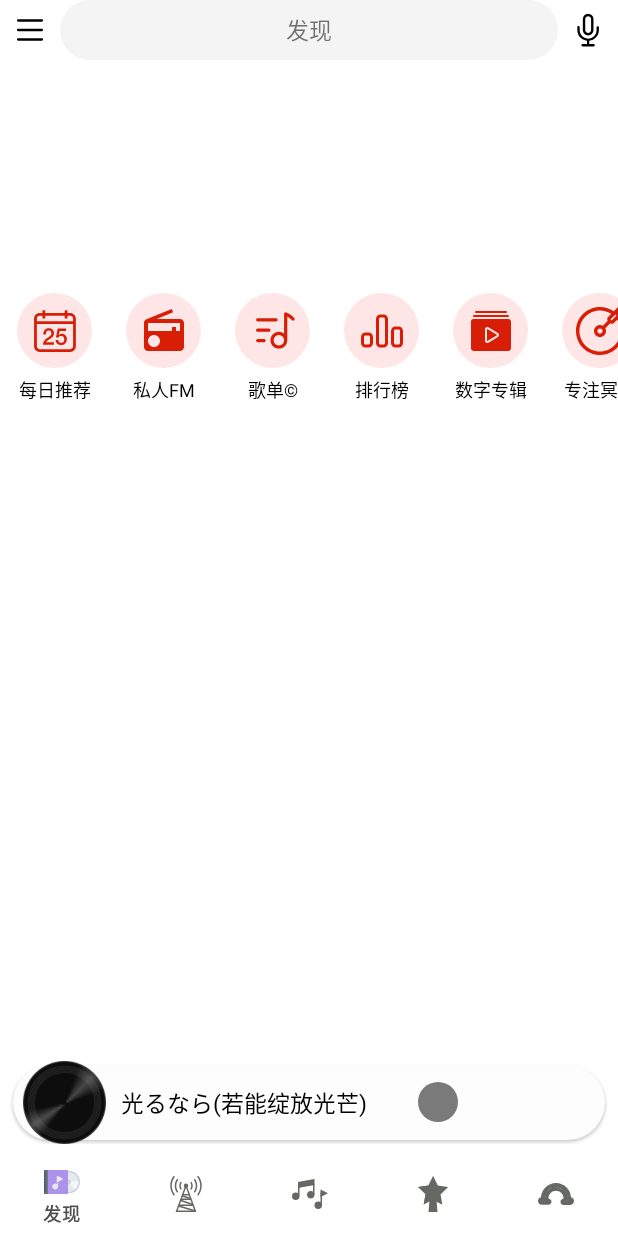
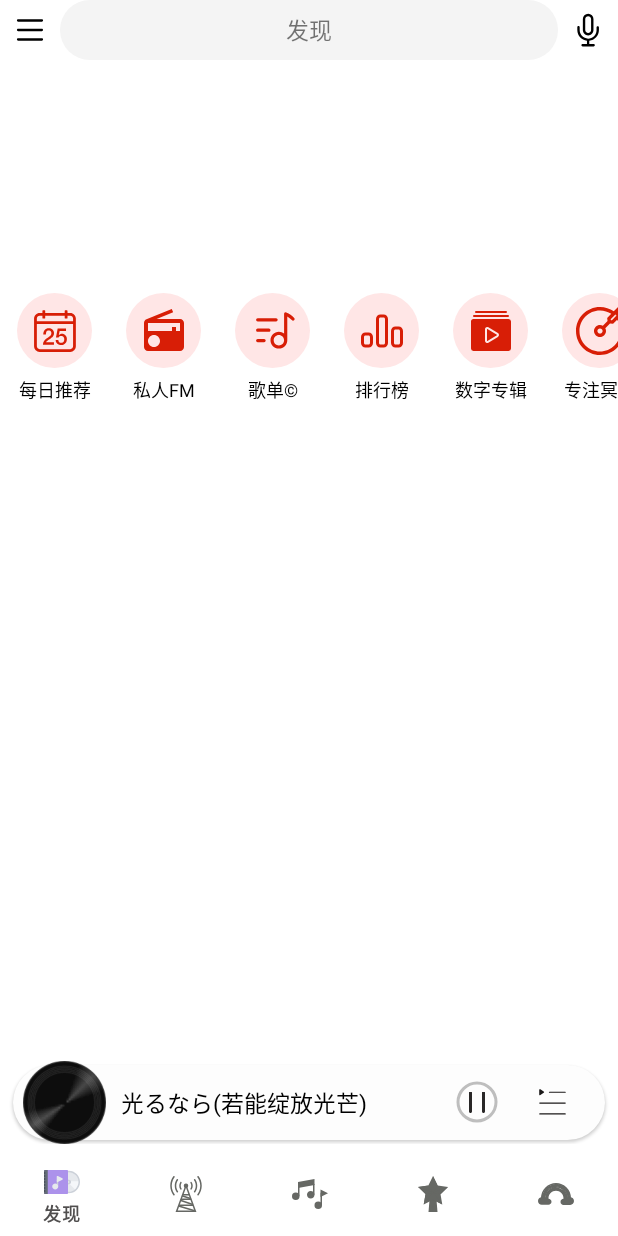
Before and after one commit to phcbest/KotlinNetEasyMusic, an Android app: the screen it shows after launch (MainActivity), on a phone screen of 412 x 824 dp. Run offline under Robolectric (Android 15) with nearby library versions, the light colour scheme and no system bars; our stand-ins replace RxJava; network calls fail.

Commit message:
编写带进度条的播放按钮

```diff
--- a/app/src/main/java/org/phcbest/neteasymusic/MainActivity.kt
+++ b/app/src/main/java/org/phcbest/neteasymusic/MainActivity.kt
@@ -10,6 +10,7 @@ import androidx.viewbinding.ViewBinding
 import org.phcbest.neteasymusic.base.BaseActivity
 import org.phcbest.neteasymusic.databinding.ActivityMainBinding
 import org.phcbest.neteasymusic.ui.*
+import org.phcbest.neteasymusic.ui.widget.playBar.CustomPlayBar
 
 private const val TAG = "MainActivity"
 
@@ -37,7 +38,8 @@ class MainActivity : BaseActivity() {
         mineFragment = MineFragment.newInstance()
         followFragment = FollowFragment.newInstance()
         cloudVillageFragment = CloudVillageFragment.newInstance()
-
+        //执行playbar初始化
+        CustomPlayBar.newInstance().initView(binding.root).setData()
     }
 
     override fun initEvent() {
--- /dev/null
+++ b/app/src/main/java/org/phcbest/neteasymusic/ui/widget/playBar/CustomPlayBar.kt
@@ -0,0 +1,30 @@
+package org.phcbest.neteasymusic.ui.widget.playBar
+
+import android.view.LayoutInflater
+import android.view.View
+import org.phcbest.neteasymusic.databinding.CustomPlayBarBinding
+
+class CustomPlayBar {
+
+    companion object {
+        fun newInstance(): CustomPlayBar {
+            return CustomPlayBar()
+        }
+    }
+
+    private var mBind: CustomPlayBarBinding? = null
+
+    fun initView(view: View): CustomPlayBar {
+        mBind = CustomPlayBarBinding.inflate(LayoutInflater.from(view.context))
+        return this
+    }
+
+    fun SwitchView(view: View) {
+        mBind = CustomPlayBarBinding.inflate(LayoutInflater.from(view.context))
+    }
+
+    fun setData() {
+        mBind!!.tvPlayBarName.text = "四月是你的谎言"
+    }
+
+}
--- a/app/src/main/java/org/phcbest/neteasymusic/ui/widget/playBar/PlayBarProgressButton.kt
+++ b/app/src/main/java/org/phcbest/neteasymusic/ui/widget/playBar/PlayBarProgressButton.kt
@@ -3,186 +3,136 @@ package org.phcbest.neteasymusic.ui.widget.playBar
 import android.content.Context
 import android.graphics.*
 import android.util.AttributeSet
+import android.util.Log
 import android.view.View
 import androidx.annotation.FloatRange
-import androidx.core.content.ContextCompat
+import androidx.annotation.IntRange
+import androidx.core.graphics.drawable.toBitmap
 import org.phcbest.neteasymusic.R
+import kotlin.math.log
 
 
-class PlayBarProgressButton(context: Context, attributeSet: AttributeSet) :
-    View(context, attributeSet) {
+private const val TAG = "PlayBarProgressButton"
 
-    private var mContext: Context = context
+class PlayBarProgressButton : View {
+    private var mContext: Context? = null
 
-    private val DEFAULT_SIZE: Int = 40
-    private val HALF = 0.5f
-    private val ONE_TENTH = 0.1f
-    private val DEFAULT_START_ANGLE = -90f
-    private var defaultSize = 0
-    private var mWidth = 0
-    private var mHeight = 0
-    private var mBgPaint: Paint? = null
-    private var mProgressPaint: Paint? = null
+    private var mCirclePaint: Paint = Paint()
+    private var mProgressPaint: Paint = Paint()
 
-    // 背景颜色和进度条颜色
-    private var mBgColor = 0
-    private var mProgressColor = 0
 
-    // 背景圆
-    private var radius = 0
-    private var circlePoint = 0
-
-    // 播放暂停按钮
+    private var mBmRect: Rect = Rect()
+    private var mBm: Bitmap? = null
     private var mPlayBm: Bitmap? = null
     private var mPauseBm: Bitmap? = null
-    private var mBitmap: Bitmap? = null
-    private var mDstRect: Rect? = null
-    private var mBmOffset = 0
 
-    // 进度条
-    private var mProgressRectF: RectF? = null
-    private var mProgressWidth = 0
+    private var mSweepAngle: Float = 0F
 
-    // 进度条开始结束角度
-    private var mStartAngle = 0f
-    private var mSweepAngle = 0f
+    constructor(context: Context) : this(context, null)
 
-    init {
+    constructor(context: Context, attributeSet: AttributeSet?) : this(context, attributeSet, 0)
+
+    constructor(context: Context, attributeSet: AttributeSet?, defStyleAttr: Int) : super(
+        context,
+        attributeSet,
+        defStyleAttr
+    ) {
+        this.mContext = context
         init()
     }
 
-
     private fun init() {
-        //计算默认sizi
-        defaultSize = dp2px(DEFAULT_SIZE.toFloat())
-        //计算进度条宽度
-        mProgressWidth = (defaultSize * ONE_TENTH).toInt()
-        //计算圆形的半径
-        radius = (defaultSize * HALF - mProgressWidth * HALF).toInt()
-        circlePoint = (defaultSize * HALF).toInt()
-
-        mBgColor = ContextCompat.getColor(mContext!!, R.color.progress_bg_color)
-        mProgressColor = ContextCompat.getColor(mContext!!, R.color.progress_color)
-
-        //暂停和播放按钮的绘制区域
-        mBmOffset = (defaultSize * HALF * HALF).toInt()
-        mDstRect = Rect(mBmOffset, mBmOffset, defaultSize - mBmOffset, defaultSize - mBmOffset)
-        mPlayBm = BitmapFactory.decodeResource(mContext!!.resources, R.drawable.ic_play_bar_play)
-        mPauseBm = BitmapFactory.decodeResource(mContext!!.resources, R.drawable.ic_play_bar_pause)
-        //设置默认状态为暂停
-        mBitmap = mPlayBm
-
-        mBgPaint = Paint()
-        mBgPaint?.isAntiAlias = true
-        mBgPaint?.color = mBgColor
-
-        mProgressPaint = Paint()
-        mProgressPaint?.isAntiAlias = true
-        mProgressPaint?.color = mProgressColor
-        mProgressPaint?.strokeWidth = mProgressWidth.toFloat()
-        mProgressPaint?.style = Paint.Style.STROKE
-
-        //进度条绘制
-        RectF(0F, 0F, defaultSize.toFloat(), defaultSize.toFloat()).also { mProgressRectF = it }
-        //起始角度
-        this.mStartAngle = DEFAULT_START_ANGLE
+        //设置圆形画笔
+        mCirclePaint.isAntiAlias = true
+        mCirclePaint.color = Color.parseColor("#88888888")
+        mCirclePaint.style = Paint.Style.STROKE
+        mCirclePaint.strokeWidth = 3f
+        //设置进度弧形画笔
+        mProgressPaint.isAntiAlias = true //抗锯齿
+        mProgressPaint.color = Color.parseColor("#000000")
+        mProgressPaint.style = Paint.Style.STROKE
+        mProgressPaint.strokeWidth = 4f
+        //初始化bitmap,设置默认状态为暂停
+        mPlayBm = resources.getDrawable(R.drawable.ic_play_bar_play, null).toBitmap()
+        mPauseBm = resources.getDrawable(R.drawable.ic_play_bar_pause, null).toBitmap()
+        pause()
     }
 
-    override fun onSizeChanged(w: Int, h: Int, oldw: Int, oldh: Int) {
-        super.onSizeChanged(w, h, oldw, oldh)
-        this.mWidth = w
-        this.mHeight = h
-        if (height > 0) {
-            //修改进度条的宽度
-            mProgressWidth = (mWidth * ONE_TENTH).toInt()
-            mProgressPaint?.strokeWidth = mProgressWidth.toFloat()
-            //修改背景圆的半径
-            radius = (mWidth * HALF - mProgressWidth * HALF).toInt()
-            //修改圆心
-            circlePoint = (mWidth * HALF).toInt()
-            //暂停、播放按钮的绘制区域
-            mBmOffset = (mWidth * HALF * HALF).toInt()
-            mDstRect = Rect(mBmOffset, mBmOffset, mWidth - mBmOffset, mWidth - mBmOffset)
-            val size = mWidth - mProgressWidth * HALF
-            //进度条
-            mProgressRectF = RectF(mProgressWidth * HALF, mProgressWidth * HALF, size, size)
-        }
-    }
 
     override fun onMeasure(widthMeasureSpec: Int, heightMeasureSpec: Int) {
         super.onMeasure(widthMeasureSpec, heightMeasureSpec)
-        /**
-         * 此方法必须由 onMeasure(int, int) 调用以存储测量的宽度和测量的高度。否则将在测量时触发异常。
-         */
-        setMeasuredDimension(getSize(widthMeasureSpec), getSize(heightMeasureSpec))
+        val size = MeasureSpec.getSize(widthMeasureSpec)
+        Log.i(TAG, "onMeasure: $size")
+        //描述一个矩形位置
     }
 
-    private fun getSize(measureSpec: Int): Int {
-        var result = 0
-        val mode = MeasureSpec.getMode(measureSpec)
-        val size = MeasureSpec.getSize(measureSpec)
-        if (mode == MeasureSpec.EXACTLY) {
-            //确切大小并将给到的尺寸给view
-            result = size
-        } else if (mode == MeasureSpec.AT_MOST) {
-            //默认为40dp，这里结合父控件给子控件留的大小，采用最小值
-            result = Math.min(defaultSize, size)
-        } else {
-            result = defaultSize
-        }
-        return result
-    }
 
     override fun onDraw(canvas: Canvas) {
         super.onDraw(canvas)
-        //绘制背景圆
+        val widthHalf = (width / 2).toFloat()
+        val heightHalf = (height / 2).toFloat()
+        val radius = (width.coerceAtMost(height) / 2) - 3.toFloat()//因为画笔自带3f厚度,需要减掉
+        Log.i(TAG, "onDraw: $widthHalf,$heightHalf,$radius")
+        //绘制圆圈
         canvas.drawCircle(
-            circlePoint.toFloat(),
-            circlePoint.toFloat(),
-            radius.toFloat(),
-            mBgPaint!!
+            widthHalf,
+            heightHalf,
+            radius,
+            mCirclePaint
         )
-        //绘制播放暂停按钮
-        canvas.drawBitmap(mBitmap!!, null, mDstRect!!, mBgPaint)
-        //绘制进度条
-        canvas.drawArc(mProgressRectF!!, mStartAngle, mSweepAngle, false, mProgressPaint!!)
+
+        //绘制进度弧形,计算矩形大小使用公式(宽度)
+        canvas.drawArc(
+            widthHalf - radius,
+            heightHalf - radius,
+            width - (widthHalf - radius),
+            height - (heightHalf - radius),
+            -90F,
+            mSweepAngle,
+            false,
+            mProgressPaint
+        )
+        //绘制状态按钮,需要矩形和view的2/3大
+        mBmRect.set(
+            (widthHalf / 2).toInt() - 10,
+            (heightHalf / 2).toInt() - 10,
+            (widthHalf + widthHalf / 2).toInt() + 10,
+            (heightHalf + heightHalf / 2).toInt() + 10
+        )
+        canvas.drawBitmap(mBm!!, null, mBmRect, null)
     }
 
     /**
-     * 刷新暂停ui
+     * 播放
      */
-    fun pause() {
-        mBitmap = mPlayBm
+    fun play() {
+        mBm = mPlayBm
         invalidate()
     }
 
     /**
-     * @param startAngle 开始角度
-     * @param sweepAngle 扫过角度
+     * 暂停
      */
-    fun updateProgress(
-        @FloatRange(from = -360.0, to = 360.0) startAngle: Float,
-        @FloatRange(from = 0.0, to = 360.0) sweepAngle: Float
-    ) {
-        mStartAngle = startAngle
-        mSweepAngle = sweepAngle
+    fun pause() {
+        mBm = mPauseBm
         invalidate()
     }
 
     /**
-     * 更新进度.
-     *
-     * @param sweepAngle 扫过角度
+     * 进度更新
      */
-    fun updateProgress(@FloatRange(from = 0.0, to = 360.0) sweepAngle: Float) {
-        mSweepAngle = sweepAngle
+    fun updateProgress(@IntRange(from = 0, to = 100) progress: Int) {
+        this.mSweepAngle = (3.6 * progress).toFloat()
+        Log.i(TAG, "updateProgress: ${(3.6 * progress).toFloat()}")
         invalidate()
     }
 
     /**
      * dp转换为px
      */
-    private fun dp2px(dp: Float): Int {
+    private
+
+    fun dp2px(dp: Float): Int {
         val density = mContext!!.resources.displayMetrics.density
         return (dp * density + 0.5f).toInt()
     }
--- a/app/src/main/res/drawable/ic_play_bar_pause.xml
+++ b/app/src/main/res/drawable/ic_play_bar_pause.xml
@@ -6,7 +6,7 @@
 
     <group>
         <path
-            android:fillColor="#1B1919"
+            android:fillColor="#292727"
             android:pathData="M352 768c-17.664 0-32-14.304-32-32L320 288c0-17.664 14.336-32 32-32s32 14.336 32 32l0 448C384 753.696 369.664 768 352 768zM672 768c-17.696 0-32-14.304-32-32L640 288c0-17.664 14.304-32 32-32s32 14.336 32 32l0 448C704 753.696 689.696 768 672 768z" />
     </group>
 
--- a/app/src/main/res/drawable/ic_play_bar_play.xml
+++ b/app/src/main/res/drawable/ic_play_bar_play.xml
@@ -6,7 +6,7 @@
 
     <group>
         <path
-            android:fillColor="#1B1919"
+            android:fillColor="#292727"
             android:pathData="M817.088 484.96l-512-323.744C295.232 154.976 282.752 154.592 272.576 160.224 262.336 165.856 256 176.608 256 188.256l0 647.328c0 11.648 6.336 22.4 16.576 28.032 4.8 2.656 10.112 3.968 15.424 3.968 5.952 0 11.904-1.664 17.088-4.928l512-323.616C826.368 533.184 832 522.976 832 512 832 501.024 826.368 490.816 817.088 484.96z" />
     </group>
 
--- a/app/src/main/res/layout/custom_play_bar.xml
+++ b/app/src/main/res/layout/custom_play_bar.xml
@@ -16,13 +16,13 @@
         android:background="@drawable/cd_bg"
         android:elevation="11dp"
         android:scaleType="center"
-        app:layout_constraintBottom_toBottomOf="@+id/cv_play_bar"
+        app:layout_constraintBottom_toBottomOf="@+id/bg_play_bar"
         app:layout_constraintStart_toStartOf="parent"
-        app:layout_constraintTop_toTopOf="@id/cv_play_bar" />
+        app:layout_constraintTop_toTopOf="@id/bg_play_bar" />
 
 
     <View
-        android:id="@+id/cv_play_bar"
+        android:id="@+id/bg_play_bar"
         android:layout_width="match_parent"
         android:layout_height="50dp"
         android:layout_marginStart="3dp"
@@ -38,38 +38,44 @@
 
     <TextView
         android:id="@+id/tv_play_bar_name"
-        android:layout_width="wrap_content"
+        android:layout_width="0dp"
         android:layout_height="wrap_content"
         android:layout_marginStart="10dp"
         android:layout_marginEnd="10dp"
         android:elevation="2dp"
+        android:maxLines="1"
         android:text="光るなら(若能绽放光芒)"
         android:textColor="@color/black"
         android:textSize="15sp"
-        app:layout_constraintBottom_toBottomOf="@id/cv_play_bar"
+        app:layout_constraintBottom_toBottomOf="@id/bg_play_bar"
+        app:layout_constraintEnd_toStartOf="@id/btn_play_bar_play"
         app:layout_constraintHorizontal_weight="1"
         app:layout_constraintStart_toEndOf="@+id/iv_play_bar_cover"
-        app:layout_constraintTop_toTopOf="@id/cv_play_bar" />
+        app:layout_constraintTop_toTopOf="@id/bg_play_bar" />
 
     <org.phcbest.neteasymusic.ui.widget.playBar.PlayBarProgressButton
         android:id="@+id/btn_play_bar_play"
         android:layout_width="30dp"
         android:layout_height="30dp"
+        android:layout_marginStart="10dp"
         android:elevation="2dp"
-        app:layout_constraintBottom_toBottomOf="@id/cv_play_bar"
+        app:layout_constraintBottom_toBottomOf="@id/bg_play_bar"
         app:layout_constraintEnd_toStartOf="@id/iv_play_bar_list"
         app:layout_constraintStart_toEndOf="@id/tv_play_bar_name"
-        app:layout_constraintTop_toTopOf="@id/cv_play_bar" />
+        app:layout_constraintTop_toTopOf="@id/bg_play_bar" />
 
-    <TextView
+    <ImageView
         android:id="@+id/iv_play_bar_list"
         android:layout_width="30dp"
         android:layout_height="30dp"
+        android:layout_marginStart="20dp"
+        android:layout_marginEnd="20dp"
         android:elevation="2dp"
+        android:padding="5dp"
         android:src="@drawable/ic_play_bar_list"
-        app:layout_constraintBottom_toBottomOf="@+id/cv_play_bar"
-        app:layout_constraintEnd_toEndOf="@+id/cv_play_bar"
+        app:layout_constraintBottom_toBottomOf="@+id/bg_play_bar"
+        app:layout_constraintEnd_toEndOf="@+id/bg_play_bar"
         app:layout_constraintStart_toEndOf="@id/btn_play_bar_play"
-        app:layout_constraintTop_toTopOf="@+id/cv_play_bar" />
+        app:layout_constraintTop_toTopOf="@+id/bg_play_bar" />
 
 </androidx.constraintlayout.widget.ConstraintLayout>
```
